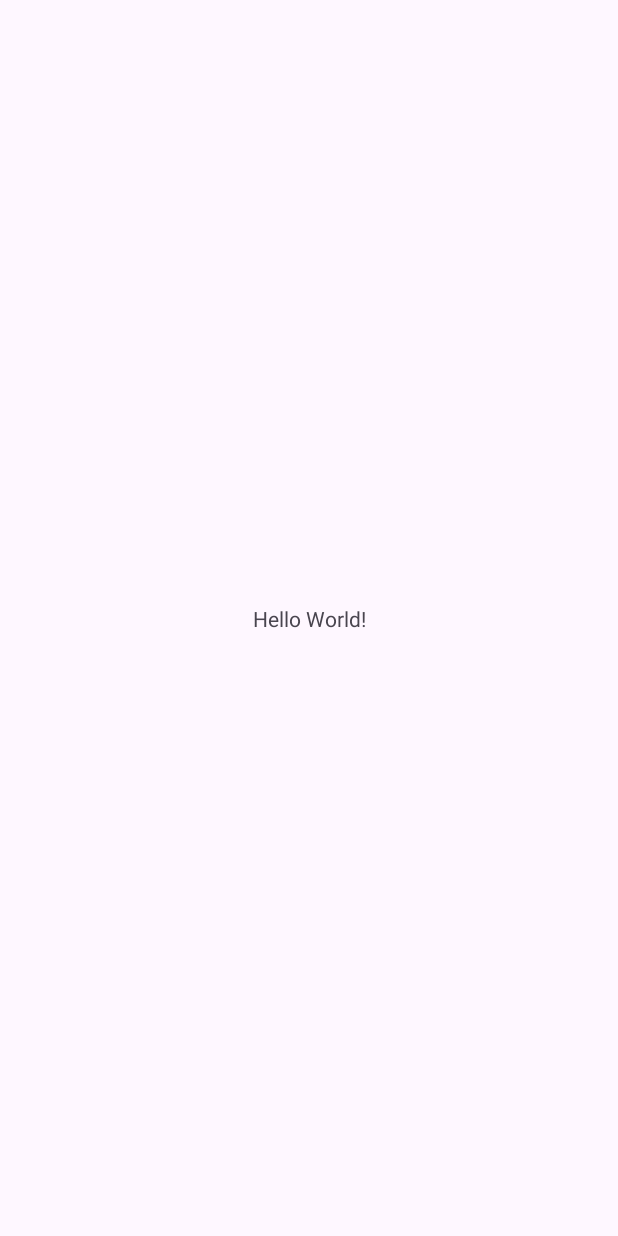
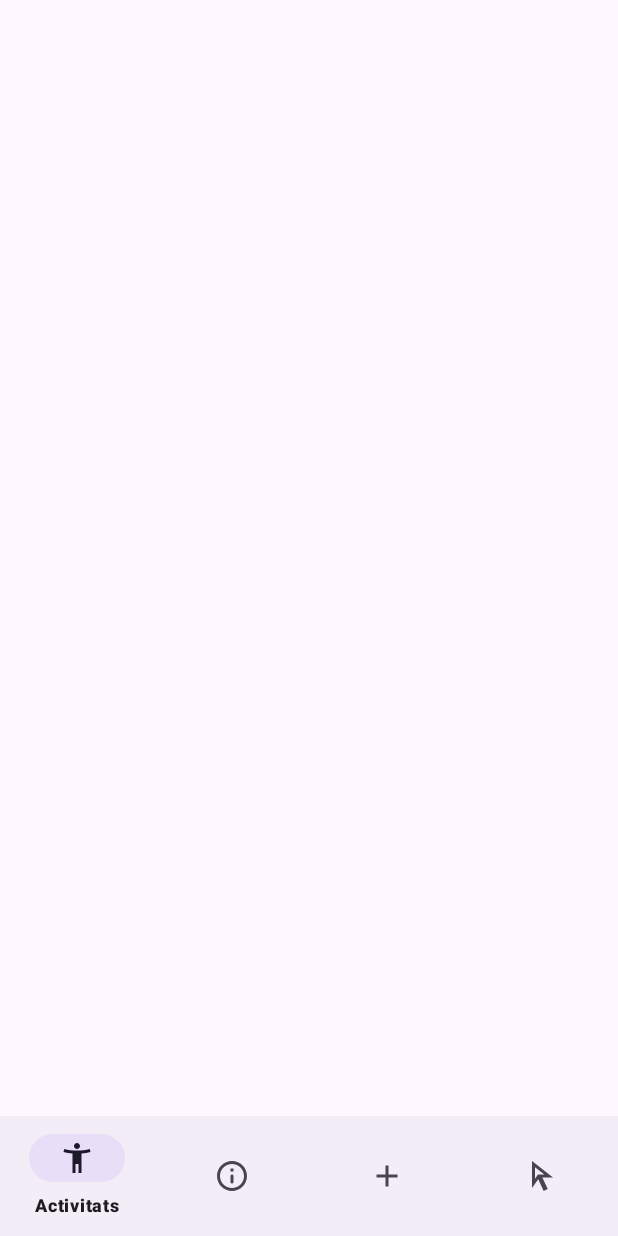
Before and after one commit to IagoCatena/EduTrackAnd, an Android app: the screen it shows after launch (MainActivity), on a phone screen of 412 x 824 dp. Before the commit the screen is almost empty. Run offline under Robolectric (Android 15) with nearby library versions, the phone set to English and light mode, and no system bars; 2 statements that could not run were skipped.

Commit message:
bottom navigation view implementation

```diff
--- /dev/null
+++ b/app/src/main/res/drawable/outline_accessibility_new_24.xml
@@ -0,0 +1,5 @@
+<vector xmlns:android="http://schemas.android.com/apk/res/android" android:height="24dp" android:tint="#000000" android:viewportHeight="960" android:viewportWidth="960" android:width="24dp">
+
+    <path android:fillColor="@android:color/white" android:pathData="M480,240Q447,240 423.5,216.5Q400,193 400,160Q400,127 423.5,103.5Q447,80 480,80Q513,80 536.5,103.5Q560,127 560,160Q560,193 536.5,216.5Q513,240 480,240ZM360,880L360,360Q300,355 238,345Q176,335 120,320L140,240Q218,261 306,270.5Q394,280 480,280Q566,280 654,270.5Q742,261 820,240L840,320Q784,335 722,345Q660,355 600,360L600,880L520,880L520,640L440,640L440,880L360,880Z"/>
+
+</vector>
--- /dev/null
+++ b/app/src/main/res/drawable/outline_add_24.xml
@@ -0,0 +1,5 @@
+<vector xmlns:android="http://schemas.android.com/apk/res/android" android:height="24dp" android:tint="#000000" android:viewportHeight="960" android:viewportWidth="960" android:width="24dp">
+
+    <path android:fillColor="@android:color/white" android:pathData="M440,520L200,520L200,440L440,440L440,200L520,200L520,440L760,440L760,520L520,520L520,760L440,760L440,520Z"/>
+
+</vector>
--- /dev/null
+++ b/app/src/main/res/drawable/outline_arrow_selector_tool_24.xml
@@ -0,0 +1,5 @@
+<vector xmlns:android="http://schemas.android.com/apk/res/android" android:height="24dp" android:tint="#000000" android:viewportHeight="960" android:viewportWidth="960" android:width="24dp">
+
+    <path android:fillColor="@android:color/white" android:pathData="M320,550L399,440L569,440L320,244L320,550ZM551,880L406,568L240,800L240,80L800,520L516,520L660,829L551,880ZM399,440L399,440L399,440L399,440Z"/>
+
+</vector>
--- /dev/null
+++ b/app/src/main/res/drawable/round_info_outline_24.xml
@@ -0,0 +1,5 @@
+<vector xmlns:android="http://schemas.android.com/apk/res/android" android:height="24dp" android:tint="#000000" android:viewportHeight="24" android:viewportWidth="24" android:width="24dp">
+
+    <path android:fillColor="@android:color/white" android:pathData="M11,7h2v2h-2zM12,17c0.55,0 1,-0.45 1,-1v-4c0,-0.55 -0.45,-1 -1,-1s-1,0.45 -1,1v4c0,0.55 0.45,1 1,1zM12,2C6.48,2 2,6.48 2,12s4.48,10 10,10 10,-4.48 10,-10S17.52,2 12,2zM12,20c-4.41,0 -8,-3.59 -8,-8s3.59,-8 8,-8 8,3.59 8,8 -3.59,8 -8,8z"/>
+
+</vector>
--- a/app/src/main/res/layout/activity_main.xml
+++ b/app/src/main/res/layout/activity_main.xml
@@ -7,13 +7,25 @@
     android:layout_height="match_parent"
     tools:context=".MainActivity">
 
-    <TextView
-        android:layout_width="wrap_content"
+    <androidx.fragment.app.FragmentContainerView
+        android:id="@+id/nav_host_fragment"
+        android:name="androidx.navigation.fragment.NavHostFragment"
+        android:layout_width="match_parent"
+        android:layout_height="0dp"
+        app:defaultNavHost="true"
+        app:layout_constraintBottom_toTopOf="@id/bottomNavigationView"
+        app:layout_constraintEnd_toEndOf="parent"
+        app:layout_constraintStart_toStartOf="parent"
+        app:layout_constraintTop_toTopOf="parent"
+        app:navGraph="@navigation/nav_graph" />
+
+    <com.google.android.material.bottomnavigation.BottomNavigationView
+        android:id="@+id/bottomNavigationView"
+        android:layout_width="match_parent"
         android:layout_height="wrap_content"
-        android:text="Hello World!"
         app:layout_constraintBottom_toBottomOf="parent"
         app:layout_constraintEnd_toEndOf="parent"
         app:layout_constraintStart_toStartOf="parent"
-        app:layout_constraintTop_toTopOf="parent" />
+        app:menu="@menu/bottom_navigation_menu" />
 
 </androidx.constraintlayout.widget.ConstraintLayout>
--- /dev/null
+++ b/app/src/main/res/menu/bottom_navigation_menu.xml
@@ -0,0 +1,19 @@
+<?xml version="1.0" encoding="utf-8"?>
+<menu xmlns:android="http://schemas.android.com/apk/res/android">
+    <item
+        android:id="@+id/activitatsFragment"
+        android:icon="@drawable/outline_accessibility_new_24"
+        android:title="Activitats" />
+    <item
+        android:id="@+id/ajudaFragment"
+        android:icon="@drawable/round_info_outline_24"
+        android:title="Ajuda" />
+    <item
+        android:id="@+id/novaActivitatFragment"
+        android:icon="@drawable/outline_add_24"
+        android:title="Nova Activitat" />
+    <item
+        android:id="@+id/resumFragment"
+        android:icon="@drawable/outline_arrow_selector_tool_24"
+        android:title="Info." />
+</menu>
```
